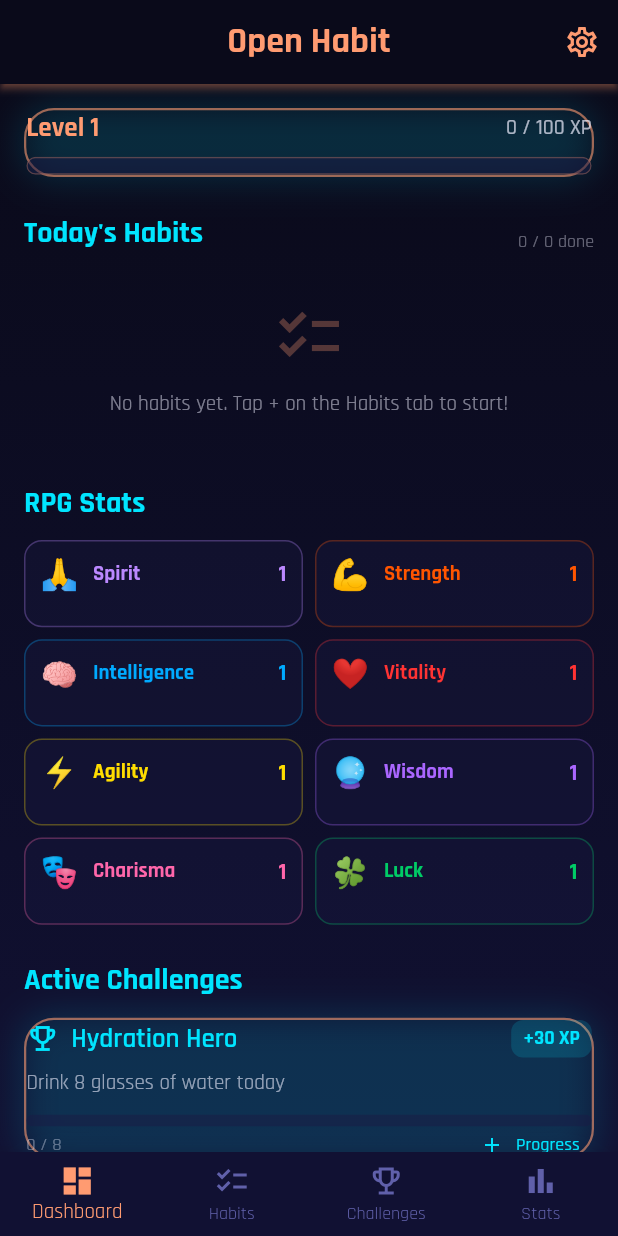
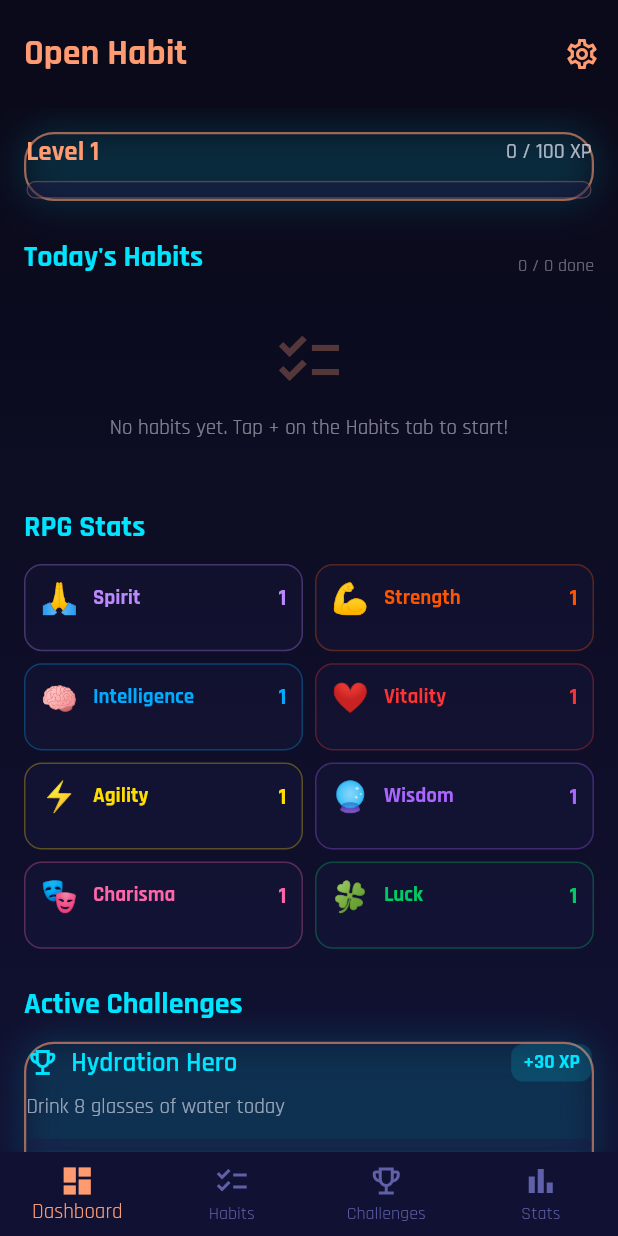
Before and after one commit to synthalorian/open-habit, a Flutter app: the screen it shows after launch, on a phone screen of 412 x 824 dp. Run offline on Flutter 3.47's test engine with Material 3 defaults, Android fonts, the phone set to English and light mode, and no system bars; our stand-ins replace fl_chart, flutter_riverpod, google_fonts, shared_preferences.

Commit message:
Fix AppBar text clipping — removed neon coral shadow 'outliner' + increased toolbar height
- Removed elevation: 2 / shadowColor from synthwave AppBar theme
  (was drawing a coral shadow line across the title)
- Added scrolledUnderElevation: 0 for clean scroll behavior
- Set toolbarHeight: 72 on dashboard AppBar for Rajdhani font clearance

```diff
--- a/flutter_app/lib/core/theme/app_theme.dart
+++ b/flutter_app/lib/core/theme/app_theme.dart
@@ -143,11 +143,11 @@ class AppThemes {
           shadowColor: SynthwaveColors.neonCyan.withValues(alpha: 0.3),
         ),
         appBarTheme: const AppBarTheme(
-          elevation: 2,
+          elevation: 0,
+          scrolledUnderElevation: 0,
           centerTitle: true,
           backgroundColor: SynthwaveColors.bgPrimary,
           foregroundColor: SynthwaveColors.neonCoral,
-          shadowColor: SynthwaveColors.neonCoral,
         ),
         elevatedButtonTheme: ElevatedButtonThemeData(
           style: ElevatedButton.styleFrom(
--- a/flutter_app/lib/screens/dashboard_screen.dart
+++ b/flutter_app/lib/screens/dashboard_screen.dart
@@ -21,6 +21,7 @@ class DashboardScreen extends ConsumerWidget {
 
     return Scaffold(
       appBar: AppBar(
+        toolbarHeight: 72,
         title: Text(
           'Open Habit',
           style: GoogleFonts.rajdhani(
@@ -29,6 +30,7 @@ class DashboardScreen extends ConsumerWidget {
             color: theme.colorScheme.primary,
           ),
         ),
+        centerTitle: false,
         actions: [
           IconButton(
             icon: const Icon(Icons.settings_outlined),
```
